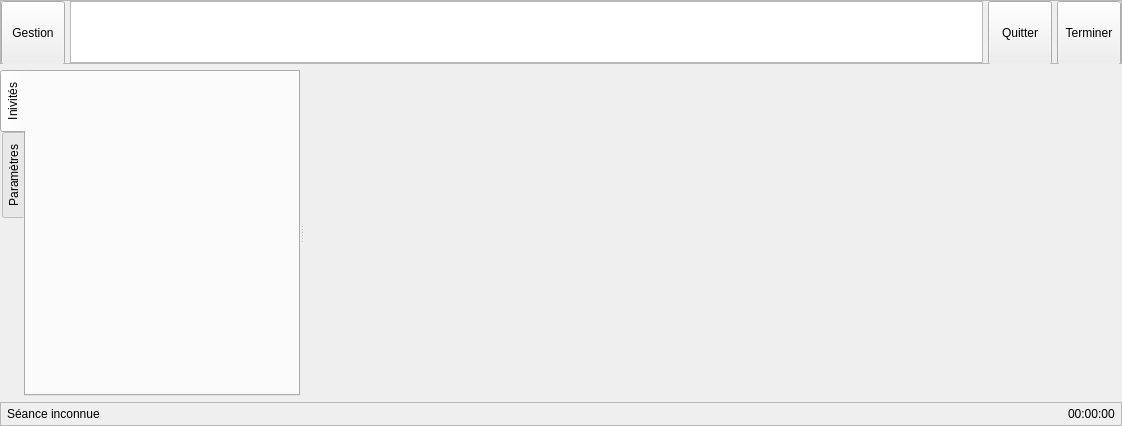
Above: client/src/InSessionWidget.ui from introlab/openteraplus before the change. Below: the same form after it.
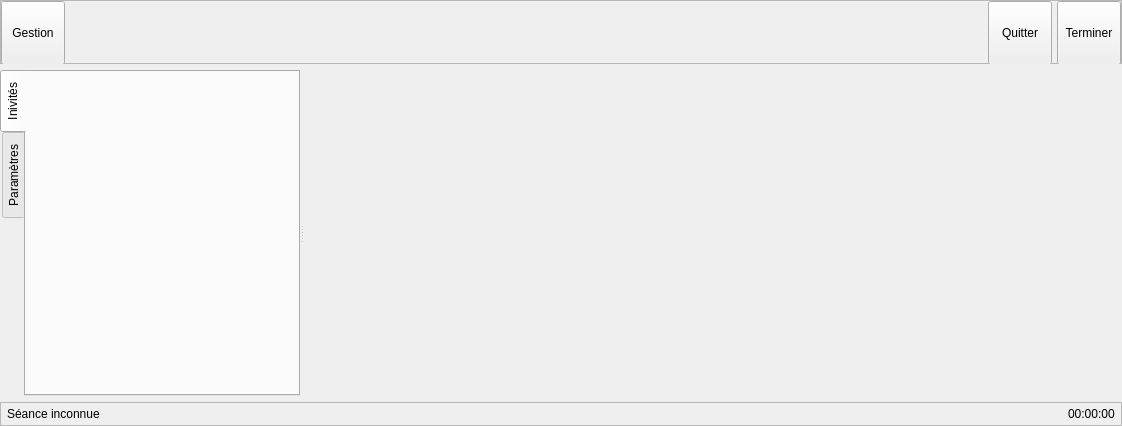
That is the form after the change. Icons and pictures are not drawn. Custom widgets are drawn as their Qt base class.

Commit message: Refs #24. Revised SharedObject to ease connection process. Added "Reconnect" button to test and to reconnect if something goes bad in the session.

Patch:
```diff
--- a/client/src/InSessionWidget.ui
+++ b/client/src/InSessionWidget.ui
@@ -104,7 +104,20 @@
        </widget>
       </item>
       <item>
-       <widget class="QListWidget" name="lstTools"/>
+       <widget class="QWidget" name="widgetTools" native="true">
+        <property name="sizePolicy">
+         <sizepolicy hsizetype="Expanding" vsizetype="Preferred">
+          <horstretch>0</horstretch>
+          <verstretch>0</verstretch>
+         </sizepolicy>
+        </property>
+        <property name="maximumSize">
+         <size>
+          <width>16777215</width>
+          <height>64</height>
+         </size>
+        </property>
+       </widget>
       </item>
       <item>
        <widget class="QToolButton" name="btnLeaveSession">
```
The commit also changes 20 other files.
